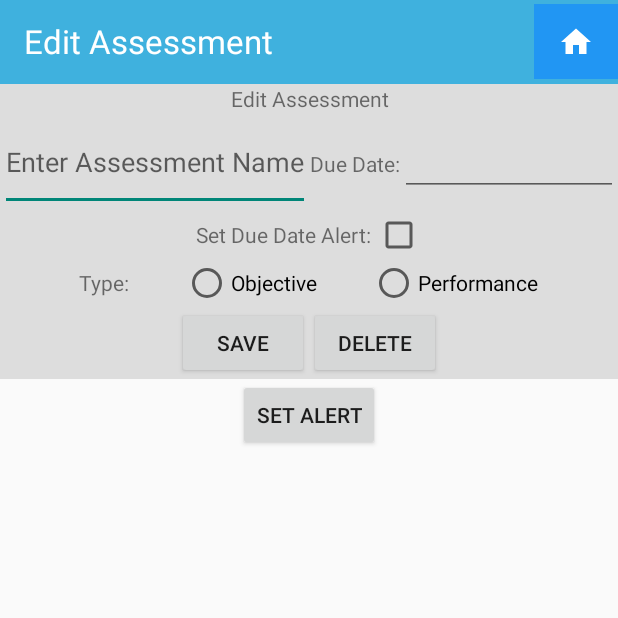
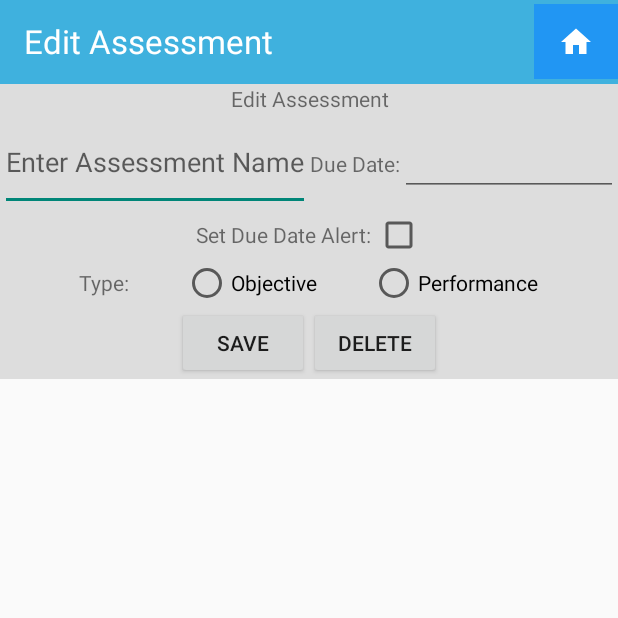
Before and after one commit to holdwhatdoor/C196Project, an Android app: the AssessmentEdit screen opened directly, with no data from a screen before it, on a phone screen of 412 x 824 dp, the top half of it. Run offline under Robolectric (Android 15) with nearby library versions, the phone set to English and light mode, and no system bars; our stand-ins replace ButterKnife, Room's generated code; 11 statements that could not run were skipped.

Commit message:
Changes:  Fixed CourseNotes save button function to update note assigned to corresponding course id.  TermId was not being passed via intent from CourseEdit to CourseNotes activity.  Removed unnecessary alert button from assess_edit.xml layout file
App Status:
Functioning:
Main page with TermActivity page navigation

TermActivity page displays allows insert of input data into Term table, allows deletion of all terms and navigation to TermEdit page based on recyclerview edit button selection.

TermEdit page: displays selected term data in edit text boxes.  Can insert an associated course via input elements and add button.  Can delete all courses in database.  Can delete selected Term. Can update selected term info without encroaching on other term dates or excluding assigned courses from the start and end date constraints.
NEEDS: Remove Delete all courses button and functionality

CourseEdit page: displays selected course data in edit text boxes.  Can insert an associated assessment via input elements and add button.  Set alert checkboxes functional on a view level and checking/unchecking alert boxes for start and end dates.  Can delete all assessments in the database.  Add Note button navigates to note activity page and sets notes in edit text.
NEEDS:  Update selected Course Info on save button. Share notes via sharing feature (email or SMS). Remove delete all courses button and functionality

AssesmentEdit page: displays selected assessment data in edit text boxes.  Check boxes for setting alerts on date. Update info on save button funcitoning
NEEDS:  Need to establish alerts to trigger on an assessment with an alert set.

```diff
--- a/app/src/main/java/com/example/c196project/AssessmentEdit.java
+++ b/app/src/main/java/com/example/c196project/AssessmentEdit.java
@@ -130,8 +130,6 @@ public class AssessmentEdit extends AppCompatActivity implements View.OnClickLis
                 .get(Calendar.DAY_OF_MONTH)).show());
 
         dueDateSetListener = (view, year, month, dayOfMonth) -> {
-            Log.d(TAG, "dueDateSet: mm/dd/yyyy: " + month + "/" + dayOfMonth + "/" + year);
-
             String dueDateString = month + "/" + dayOfMonth + "/" + year;
             dueDate.setText(dueDateString);
         };
@@ -172,7 +170,6 @@ public class AssessmentEdit extends AppCompatActivity implements View.OnClickLis
                 if(setAlert.isChecked()){
                     dueAlert = "set";
                 }
-                Log.d(TAG, "Parent Course: " + courseData.get(0));
                 Date parentCourseStart = courseData.get(0).getStartDate();
                 Date parentCourseEnd = courseData.get(0).getEndDate();
 
@@ -234,10 +231,10 @@ public class AssessmentEdit extends AppCompatActivity implements View.OnClickLis
         String assessName = extras.getString(ASSESS_TITLE_KEY);
         Log.d(TAG, "Assess Name: " + assessName);
         String due = extras.getString(ASSESS_DUE_KEY);
-        Log.d(TAG, "Start date string: " + due);
+        Log.d(TAG, "Due date string: " + due);
         String formatDue = DateConverter.formatDateString(due);
         Date assessDue = DateConverter.toDate(formatDue);
-        Log.d(TAG, "Start date DATE: " + assessDue);
+        Log.d(TAG, "Due date DATE: " + assessDue);
         String assessType = extras.getString(ASSESS_TYPE_KEY);
         String assessAlert = extras.getString(ASSESS_ALERT_KEY);
         int courseId = extras.getInt(COURSE_ID_KEY);
--- a/app/src/main/java/com/example/c196project/CourseEdit.java
+++ b/app/src/main/java/com/example/c196project/CourseEdit.java
@@ -157,6 +157,7 @@ public class CourseEdit extends AppCompatActivity implements View.OnClickListene
         Date cEndDate = DateConverter.toDate(formatEnd);
         String alertStart = extras.getString(COURSE_ALERT_START_KEY);
         String alertEnd = extras.getString(COURSE_ALERT_END_KEY);
+        int termId = extras.getInt(TERM_ID_KEY);
 
         Log.d(TAG, "Course Edit received Course Title: " + courseTitle);
         Log.d(TAG, "Course Edit received Course Start: " + courseStart);
@@ -293,6 +294,7 @@ public class CourseEdit extends AppCompatActivity implements View.OnClickListene
                     intent.putExtra(COURSE_NOTES_KEY, courseNotes);
                     intent.putExtra(COURSE_ALERT_START_KEY, alertStart);
                     intent.putExtra(COURSE_ALERT_END_KEY, alertEnd);
+                    intent.putExtra(TERM_ID_KEY, termId);
 
                     v.getContext().startActivity(intent);
                 }
--- a/app/src/main/java/com/example/c196project/CourseNotes.java
+++ b/app/src/main/java/com/example/c196project/CourseNotes.java
@@ -74,6 +74,7 @@ public class CourseNotes extends AppCompatActivity implements View.OnClickListen
         String alertStart = extras.getString(COURSE_ALERT_START_KEY);
         String alertEnd = extras.getString(COURSE_ALERT_END_KEY);
         int termId = extras.getInt(TERM_ID_KEY);
+        Log.d(TAG, "Course Term ID: " + termId);
 
         noteText = findViewById(R.id.note_text);
         noteText.setText(courseNotes);
@@ -139,6 +140,8 @@ public class CourseNotes extends AppCompatActivity implements View.OnClickListen
                 intent.putExtra(COURSE_ALERT_END_KEY, alertEnd);
                 intent.putExtra(TERM_ID_KEY, termId);
 
+
+
                 v.getContext().startActivity(intent);
             }
         });
--- a/app/src/main/res/layout/activity_assess_edit.xml
+++ b/app/src/main/res/layout/activity_assess_edit.xml
@@ -170,17 +170,7 @@
                         android:text="@string/del_one_assess"/>
 
                 </LinearLayout>
-
             </LinearLayout>
-
         </LinearLayout>
-
-        <Button
-            android:id="@+id/set_alert_btn"
-            android:layout_width="wrap_content"
-            android:layout_height="wrap_content"
-            android:text="@string/set_assess_alert" />
-
     </LinearLayout>
-
 </ScrollView>
```
